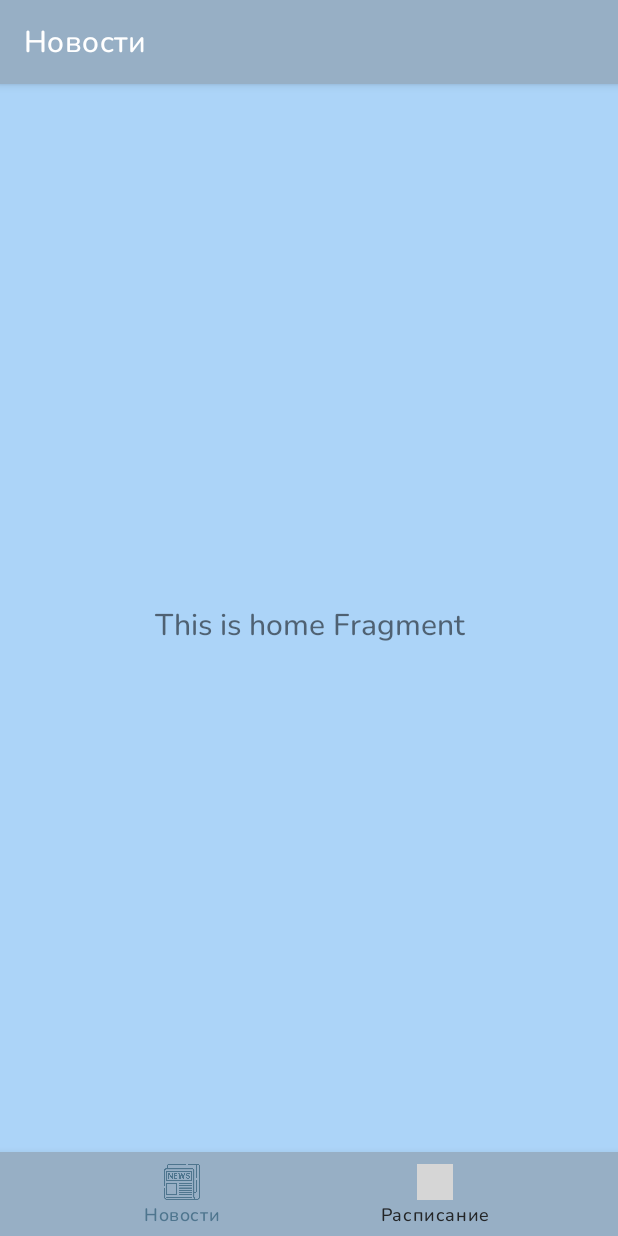
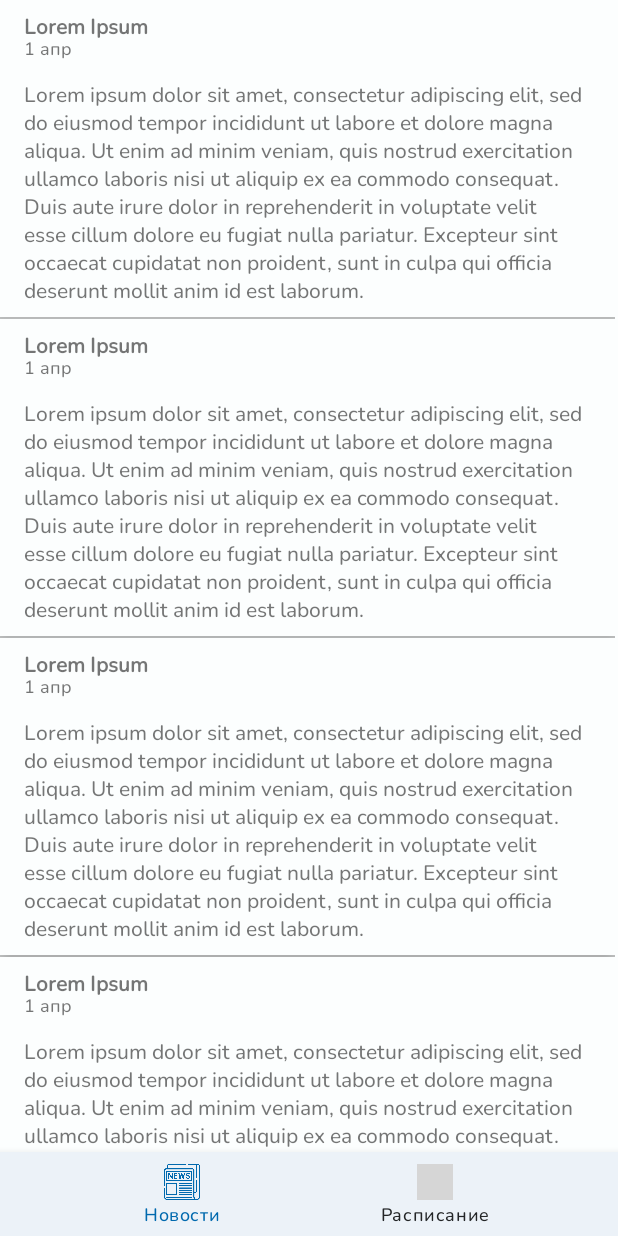
Before and after one commit to Ethosa/KTC, an Android app: the screen it shows after launch (MainActivity), on a phone screen of 412 x 824 dp. Run offline under Robolectric (Android 15) with nearby library versions, the phone set to English and light mode, and no system bars; our stand-ins replace navigation-ui; grey boxes are pictures that could not be loaded.

Commit message:
little redesign, add NewsAdapter.kt

```diff
--- a/app/src/main/java/com/ethosa/ktc/activities/MainActivity.kt
+++ b/app/src/main/java/com/ethosa/ktc/activities/MainActivity.kt
@@ -5,7 +5,6 @@ import com.google.android.material.bottomnavigation.BottomNavigationView
 import androidx.appcompat.app.AppCompatActivity
 import androidx.navigation.findNavController
 import androidx.navigation.ui.AppBarConfiguration
-import androidx.navigation.ui.setupActionBarWithNavController
 import androidx.navigation.ui.setupWithNavController
 import com.ethosa.ktc.R
 import com.ethosa.ktc.college.CollegeApi
@@ -33,11 +32,6 @@ class MainActivity : AppCompatActivity() {
         val navController = findNavController(R.id.nav_host_fragment_activity_main)
         // Passing each menu ID as a set of Ids because each
         // menu should be considered as top level destinations.
-        val appBarConfiguration = AppBarConfiguration(
-            setOf(
-                R.id.navigation_home, R.id.navigation_timetable
-            ))
-        setupActionBarWithNavController(navController, appBarConfiguration)
         navView.setupWithNavController(navController)
 
         college.lastNews(object: CollegeCallback<Response> {
--- /dev/null
+++ b/app/src/main/java/com/ethosa/ktc/college/objects/New.kt
@@ -0,0 +1,5 @@
+package com.ethosa.ktc.college.objects
+
+import android.graphics.Bitmap
+
+data class New(val title: String = "", val description: String = "", val date: String = "1 апр", val img: Bitmap? = null)
--- /dev/null
+++ b/app/src/main/java/com/ethosa/ktc/ui/adapters/NewsAdapter.kt
@@ -0,0 +1,33 @@
+package com.ethosa.ktc.ui.adapters
+
+import android.view.LayoutInflater
+import android.view.View
+import android.view.ViewGroup
+import androidx.recyclerview.widget.RecyclerView
+import com.ethosa.ktc.R
+import com.ethosa.ktc.college.objects.New
+import com.ethosa.ktc.databinding.WallBinding
+
+class NewsAdapter(var items: List<New>) : RecyclerView.Adapter<NewsAdapter.ViewHolder>(){
+    class ViewHolder(view: View) : RecyclerView.ViewHolder(view) {
+        var binding: WallBinding = WallBinding.bind(view)
+    }
+
+    override fun onCreateViewHolder(parent: ViewGroup, viewType: Int): ViewHolder {
+        val layoutInflater = LayoutInflater.from(parent.context)
+            .inflate(R.layout.wall, parent, false)
+        return ViewHolder(layoutInflater)
+    }
+
+    override fun onBindViewHolder(holder: ViewHolder, pos: Int) {
+        if (items[pos].img == null) {
+            holder.binding.root.removeView(holder.binding.blurredBackground)
+            holder.binding.root.removeView(holder.binding.sourceImage)
+        }
+        holder.binding.wallTitle.text = items[pos].title
+        holder.binding.wallText.text = items[pos].description
+        holder.binding.wallDate.text = items[pos].date
+    }
+
+    override fun getItemCount() = items.size
+}
--- a/app/src/main/java/com/ethosa/ktc/ui/home/HomeFragment.kt
+++ b/app/src/main/java/com/ethosa/ktc/ui/home/HomeFragment.kt
@@ -4,10 +4,15 @@ import android.os.Bundle
 import android.view.LayoutInflater
 import android.view.View
 import android.view.ViewGroup
-import android.widget.TextView
+import android.widget.LinearLayout
 import androidx.fragment.app.Fragment
 import androidx.lifecycle.ViewModelProvider
+import androidx.recyclerview.widget.DividerItemDecoration
+import androidx.recyclerview.widget.LinearLayoutManager
+import com.ethosa.ktc.R
+import com.ethosa.ktc.college.objects.New
 import com.ethosa.ktc.databinding.FragmentHomeBinding
+import com.ethosa.ktc.ui.adapters.NewsAdapter
 
 class HomeFragment : Fragment() {
 
@@ -27,11 +32,15 @@ class HomeFragment : Fragment() {
 
         _binding = FragmentHomeBinding.inflate(inflater, container, false)
         val root: View = binding.root
+        val items: ArrayList<New> = ArrayList()
+        for (i in 0 until 10)
+            items.add(New("Lorem Ipsum", getString(R.string.lorem_ipsum)))
 
-        val textView: TextView = binding.textHome
-        homeViewModel.text.observe(viewLifecycleOwner) {
-            textView.text = it
-        }
+        val itemDecoration = DividerItemDecoration(context, LinearLayout.VERTICAL)
+        binding.newsContainer.layoutManager = LinearLayoutManager(context)
+        binding.newsContainer.adapter = NewsAdapter(items)
+        binding.newsContainer.addItemDecoration(itemDecoration)
+
         return root
     }
 
--- a/app/src/main/java/com/ethosa/ktc/ui/home/HomeViewModel.kt
+++ b/app/src/main/java/com/ethosa/ktc/ui/home/HomeViewModel.kt
@@ -7,7 +7,7 @@ import androidx.lifecycle.ViewModel
 class HomeViewModel : ViewModel() {
 
     private val _text = MutableLiveData<String>().apply {
-        value = "This is home Fragment"
+        value = "Новости"
     }
     val text: LiveData<String> = _text
 }
--- a/app/src/main/java/com/ethosa/ktc/ui/timetable/TimetableViewModel.kt
+++ b/app/src/main/java/com/ethosa/ktc/ui/timetable/TimetableViewModel.kt
@@ -7,7 +7,7 @@ import androidx.lifecycle.ViewModel
 class TimetableViewModel : ViewModel() {
 
     private val _text = MutableLiveData<String>().apply {
-        value = "This is dashboard Fragment"
+        value = "Расписание"
     }
     val text: LiveData<String> = _text
 }
--- a/app/src/main/res/layout/activity_main.xml
+++ b/app/src/main/res/layout/activity_main.xml
@@ -5,6 +5,19 @@
     android:layout_width="match_parent"
     android:layout_height="match_parent"
     android:background="@color/background">
+
+    <fragment
+        android:id="@+id/nav_host_fragment_activity_main"
+        android:name="androidx.navigation.fragment.NavHostFragment"
+        android:layout_width="0dp"
+        android:layout_height="0dp"
+        android:background="@color/background"
+        app:defaultNavHost="true"
+        app:layout_constraintBottom_toTopOf="@+id/nav_view"
+        app:layout_constraintLeft_toLeftOf="parent"
+        app:layout_constraintRight_toRightOf="parent"
+        app:layout_constraintTop_toTopOf="parent"
+        app:navGraph="@navigation/mobile_navigation" />
 
     <com.google.android.material.bottomnavigation.BottomNavigationView
         android:id="@+id/nav_view"
@@ -19,17 +32,4 @@
         app:layout_constraintRight_toRightOf="parent"
         app:menu="@menu/bottom_nav_menu" />
 
-    <fragment
-        android:id="@+id/nav_host_fragment_activity_main"
-        android:name="androidx.navigation.fragment.NavHostFragment"
-        android:layout_width="0dp"
-        android:layout_height="0dp"
-        android:background="@color/background"
-        app:defaultNavHost="true"
-        app:layout_constraintBottom_toTopOf="@+id/nav_view"
-        app:layout_constraintLeft_toLeftOf="parent"
-        app:layout_constraintRight_toRightOf="parent"
-        app:layout_constraintTop_toTopOf="parent"
-        app:navGraph="@navigation/mobile_navigation" />
-
 </androidx.constraintlayout.widget.ConstraintLayout>
--- a/app/src/main/res/layout/fragment_home.xml
+++ b/app/src/main/res/layout/fragment_home.xml
@@ -6,15 +6,11 @@
     android:layout_height="match_parent"
     tools:context=".ui.home.HomeFragment">
 
-    <TextView
-        android:id="@+id/text_home"
-        android:layout_width="match_parent"
-        android:layout_height="wrap_content"
-        android:layout_marginStart="8dp"
-        android:layout_marginTop="8dp"
-        android:layout_marginEnd="8dp"
-        android:textAlignment="center"
-        android:textSize="20sp"
+    <androidx.recyclerview.widget.RecyclerView
+        android:id="@+id/news_container"
+        android:layout_width="0dp"
+        android:layout_height="0dp"
+        android:layout_marginEnd="2dp"
         app:layout_constraintBottom_toBottomOf="parent"
         app:layout_constraintEnd_toEndOf="parent"
         app:layout_constraintStart_toStartOf="parent"
--- a/app/src/main/res/layout/wall.xml
+++ b/app/src/main/res/layout/wall.xml
@@ -4,12 +4,12 @@
     xmlns:tools="http://schemas.android.com/tools"
     android:layout_width="match_parent"
     android:layout_height="wrap_content"
-    android:background="@color/background1"
+    android:background="@color/background"
     android:elevation="8sp"
     android:paddingBottom="8dp">
 
     <TextView
-        android:id="@+id/wallTitle"
+        android:id="@+id/wall_title"
         android:layout_width="wrap_content"
         android:layout_height="wrap_content"
         android:layout_marginTop="8dp"
@@ -18,57 +18,57 @@
         android:maxLines="1"
         android:text="@string/postTitle"
         android:textStyle="bold"
-        app:layout_constraintStart_toStartOf="@+id/leftPadding"
+        app:layout_constraintStart_toStartOf="@+id/left_padding"
         app:layout_constraintTop_toTopOf="parent" />
 
     <TextView
-        android:id="@+id/wallDate"
+        android:id="@+id/wall_date"
         android:layout_width="wrap_content"
         android:layout_height="wrap_content"
         android:layout_marginTop="-4dp"
         android:text="@string/date"
         android:textSize="12sp"
-        app:layout_constraintStart_toStartOf="@+id/wallTitle"
-        app:layout_constraintTop_toBottomOf="@+id/wallTitle"
+        app:layout_constraintStart_toStartOf="@+id/wall_title"
+        app:layout_constraintTop_toBottomOf="@+id/wall_title"
         tools:ignore="TextContrastCheck" />
 
     <TextView
-        android:id="@+id/wallText"
+        android:id="@+id/wall_text"
         android:layout_width="0dp"
         android:layout_height="wrap_content"
         android:layout_marginTop="12dp"
         android:text="@string/postDescription"
-        app:layout_constraintEnd_toStartOf="@+id/rightPadding"
-        app:layout_constraintStart_toStartOf="@+id/wallTitle"
-        app:layout_constraintTop_toBottomOf="@+id/wallDate"
+        app:layout_constraintEnd_toStartOf="@+id/right_padding"
+        app:layout_constraintStart_toStartOf="@+id/wall_title"
+        app:layout_constraintTop_toBottomOf="@+id/wall_date"
         tools:ignore="TextContrastCheck" />
 
     <ImageView
-        android:id="@+id/blurredBackground"
+        android:id="@+id/blurred_background"
         android:layout_width="0dp"
         android:layout_height="229dp"
         android:layout_marginTop="4dp"
         android:scaleType="centerCrop"
-        app:layout_constraintEnd_toStartOf="@+id/rightPadding"
+        app:layout_constraintEnd_toStartOf="@+id/right_padding"
         app:layout_constraintHorizontal_bias="0.0"
-        app:layout_constraintStart_toStartOf="@+id/leftPadding"
-        app:layout_constraintTop_toBottomOf="@+id/wallText" />
+        app:layout_constraintStart_toStartOf="@+id/left_padding"
+        app:layout_constraintTop_toBottomOf="@+id/wall_text" />
 
     <ImageView
-        android:id="@+id/sourceImage"
+        android:id="@+id/source_image"
         android:layout_width="0dp"
         android:layout_height="229dp"
         android:layout_marginTop="4dp"
         android:scaleType="fitCenter"
         app:layout_constraintBottom_toBottomOf="parent"
-        app:layout_constraintEnd_toStartOf="@+id/rightPadding"
+        app:layout_constraintEnd_toStartOf="@+id/right_padding"
         app:layout_constraintHorizontal_bias="0.0"
-        app:layout_constraintStart_toStartOf="@+id/leftPadding"
-        app:layout_constraintTop_toBottomOf="@+id/wallText"
+        app:layout_constraintStart_toStartOf="@+id/left_padding"
+        app:layout_constraintTop_toBottomOf="@+id/wall_text"
         app:layout_constraintVertical_bias="0.0" />
 
     <androidx.constraintlayout.widget.Guideline
-        android:id="@+id/rightPadding"
+        android:id="@+id/right_padding"
         android:layout_width="wrap_content"
         android:layout_height="wrap_content"
         android:layout_marginEnd="16dp"
@@ -78,7 +78,7 @@
         app:layout_constraintTop_toTopOf="parent" />
 
     <androidx.constraintlayout.widget.Guideline
-        android:id="@+id/leftPadding"
+        android:id="@+id/left_padding"
         android:layout_width="wrap_content"
         android:layout_height="wrap_content"
         android:orientation="vertical"
--- a/app/src/main/res/values-night/colors.xml
+++ b/app/src/main/res/values-night/colors.xml
@@ -10,9 +10,9 @@
     <color name="accent1">#2c2e32</color>
     <color name="accent2">#4d4d4e</color>
     <color name="foreground">#212121</color>
-    <color name="text">#f8fafc</color>
+    <color name="text">#DADFE3</color>
     <color name="unchecked">#b4bcca</color>
-    <color name="checked">#96aac3</color>
+    <color name="checked">#78A3DD</color>
 
     <color name="success">#0b9955</color>
     <color name="warning">#e1c70c</color>
--- a/app/src/main/res/values-night/themes.xml
+++ b/app/src/main/res/values-night/themes.xml
@@ -1,6 +1,6 @@
 <resources xmlns:tools="http://schemas.android.com/tools">
     <!-- Base application theme. -->
-    <style name="Theme.KTC" parent="Theme.MaterialComponents.DayNight.DarkActionBar">
+    <style name="Theme.KTC" parent="Theme.MaterialComponents.DayNight.NoActionBar">
         <!-- Primary brand color. -->
         <item name="colorPrimary">@color/primary</item>
         <item name="colorPrimaryDark">@color/primary2</item>
@@ -12,6 +12,7 @@
         <item name="colorOnSecondary">@color/accent2</item>
         <!-- Status bar color. -->
         <item name="android:statusBarColor" tools:targetApi="l">?attr/colorPrimaryVariant</item>
+        <item name="android:colorAccent">@color/accent1</item>
 
         <item name="fontFamily">@font/nuritom</item>
     </style>
--- a/app/src/main/res/values/colors.xml
+++ b/app/src/main/res/values/colors.xml
@@ -1,18 +1,18 @@
 <?xml version="1.0" encoding="utf-8"?>
 <resources>
-    <color name="background">#acd4f8</color>
-    <color name="background1">#97afc5</color>
-    <color name="primary">#97afc5</color>
-    <color name="primary2">#6f869e</color>
-    <color name="info">#b2cad6</color>
+    <color name="background">#fcfefe</color>
+    <color name="background1">#ECF2F8</color>
+    <color name="primary">#6998b4</color>
+    <color name="primary2">#608aac</color>
+    <color name="info">#d5e6ee</color>
     <color name="secondary">#8e9faf</color>
     <color name="secondary2">#647a97</color>
-    <color name="accent1">#f6f7fa</color>
-    <color name="accent2">#e1dad9</color>
+    <color name="accent1">#aec8d4</color>
+    <color name="accent2">#98b2c8</color>
     <color name="foreground">#f8fafc</color>
     <color name="text">#212122</color>
     <color name="unchecked">#232527</color>
-    <color name="checked">#4E758E</color>
+    <color name="checked">#0069AE</color>
 
     <color name="success">#15b16c</color>
     <color name="warning">#e3d014</color>
--- a/app/src/main/res/values/strings.xml
+++ b/app/src/main/res/values/strings.xml
@@ -5,4 +5,5 @@
     <string name="postTitle">Название поста</string>
     <string name="date">19 апр</string>
     <string name="postDescription">Краткое описание поста</string>
+    <string name="lorem_ipsum">Lorem ipsum dolor sit amet, consectetur adipiscing elit, sed do eiusmod tempor incididunt ut labore et dolore magna aliqua. Ut enim ad minim veniam, quis nostrud exercitation ullamco laboris nisi ut aliquip ex ea commodo consequat. Duis aute irure dolor in reprehenderit in voluptate velit esse cillum dolore eu fugiat nulla pariatur. Excepteur sint occaecat cupidatat non proident, sunt in culpa qui officia deserunt mollit anim id est laborum.</string>
 </resources>
--- /dev/null
+++ b/app/src/main/res/values/styles.xml
@@ -0,0 +1,3 @@
+<?xml version="1.0" encoding="utf-8"?>
+<resources>
+</resources>
--- a/app/src/main/res/values/themes.xml
+++ b/app/src/main/res/values/themes.xml
@@ -1,6 +1,6 @@
 <resources xmlns:tools="http://schemas.android.com/tools">
     <!-- Base application theme. -->
-    <style name="Theme.KTC" parent="Theme.MaterialComponents.DayNight.DarkActionBar">
+    <style name="Theme.KTC" parent="Theme.MaterialComponents.DayNight.NoActionBar">
         <!-- Primary brand color. -->
         <item name="colorPrimary">@color/primary</item>
         <item name="colorPrimaryDark">@color/primary2</item>
@@ -12,6 +12,7 @@
         <item name="colorOnSecondary">@color/info</item>
         <!-- Status bar color. -->
         <item name="android:statusBarColor" tools:targetApi="l">?attr/colorPrimary</item>
+        <item name="android:colorAccent">@color/accent1</item>
 
         <item name="fontFamily">@font/nuritom</item>
     </style>
```
